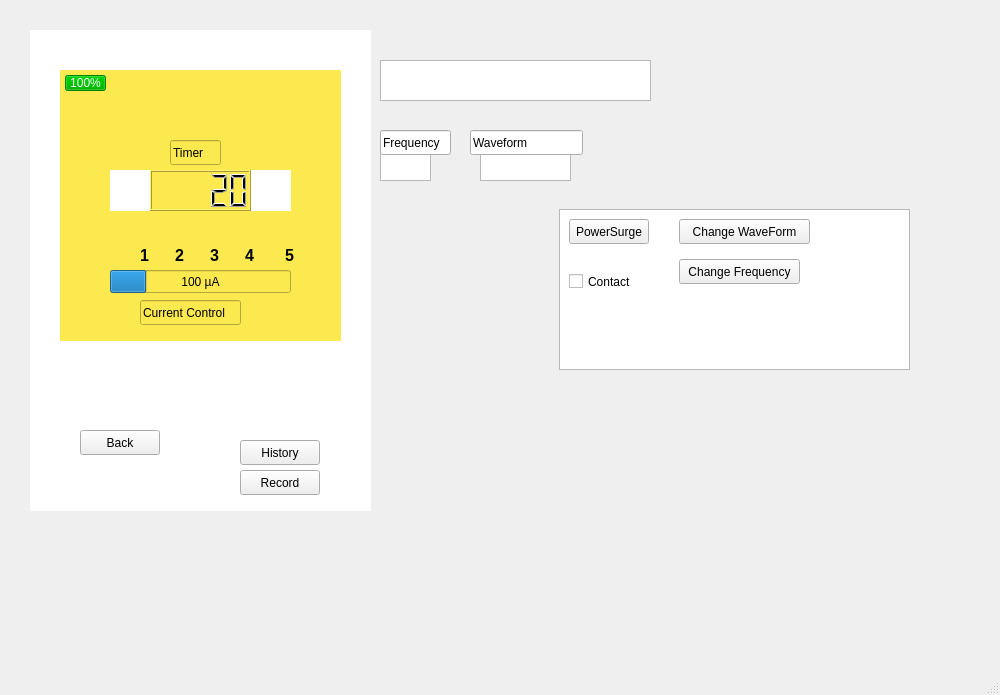
Old version of the form mainwindow.ui in the repository Hall-Andrew/CESDEVICE-3004FinalProject.
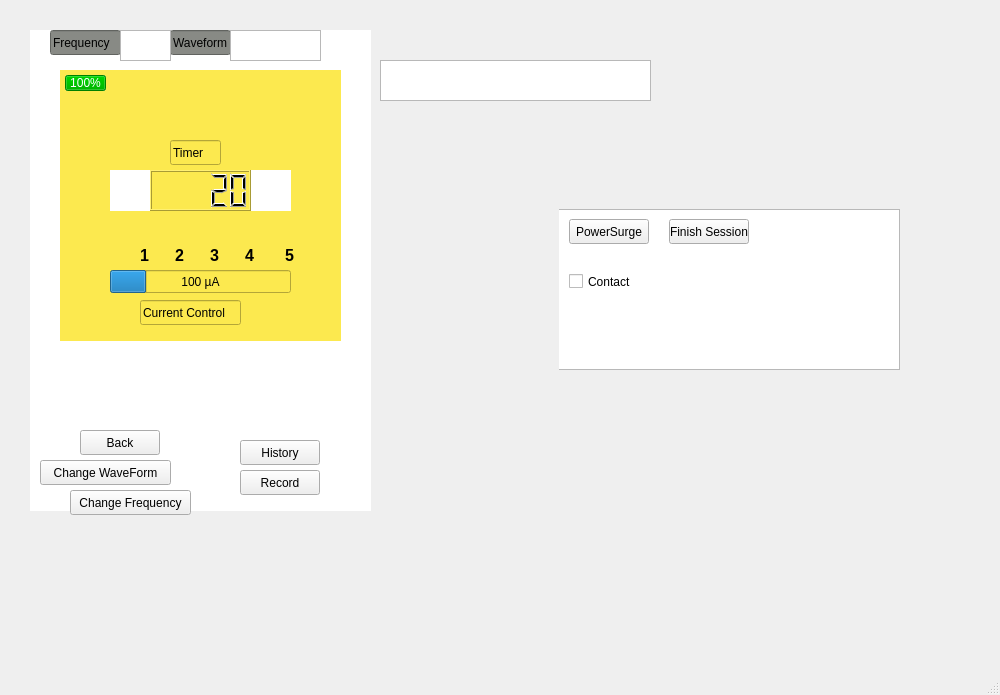
New version of the form. Icons and pictures are not drawn.

Commit message: added a finish session button

```diff
--- a/mainwindow.ui
+++ b/mainwindow.ui
@@ -499,35 +499,18 @@
      <string>History</string>
     </property>
    </widget>
-   <widget class="QTextEdit" name="Frequncy">
-    <property name="geometry">
-     <rect>
-      <x>380</x>
-      <y>150</y>
-      <width>51</width>
-      <height>31</height>
-     </rect>
-    </property>
-   </widget>
-   <widget class="QTextEdit" name="Waveform">
-    <property name="geometry">
-     <rect>
-      <x>480</x>
-      <y>150</y>
-      <width>91</width>
-      <height>31</height>
-     </rect>
-    </property>
-   </widget>
    <widget class="QLineEdit" name="lineEdit">
     <property name="geometry">
      <rect>
-      <x>380</x>
-      <y>130</y>
+      <x>50</x>
+      <y>30</y>
       <width>71</width>
       <height>25</height>
      </rect>
     </property>
+    <property name="styleSheet">
+     <string notr="true">background-color: rgb(136, 138, 133);</string>
+    </property>
     <property name="text">
      <string>Frequency</string>
     </property>
@@ -535,12 +518,15 @@
    <widget class="QLineEdit" name="lineEdit_2">
     <property name="geometry">
      <rect>
-      <x>470</x>
-      <y>130</y>
-      <width>113</width>
+      <x>170</x>
+      <y>30</y>
+      <width>61</width>
       <height>25</height>
      </rect>
     </property>
+    <property name="styleSheet">
+     <string notr="true">background-color: rgb(136, 138, 133);</string>
+    </property>
     <property name="text">
      <string>Waveform</string>
     </property>
@@ -588,7 +574,7 @@
     <widget class="QGraphicsView" name="graphicsView_2">
      <property name="geometry">
       <rect>
-       <x>0</x>
+       <x>-10</x>
        <y>0</y>
        <width>351</width>
        <height>161</height>
@@ -621,11 +607,25 @@
       <string>Contact</string>
      </property>
     </widget>
+    <widget class="QPushButton" name="FinishSesh">
+     <property name="geometry">
+      <rect>
+       <x>110</x>
+       <y>10</y>
+       <width>80</width>
+       <height>25</height>
+      </rect>
+     </property>
+     <property name="text">
+      <string>Finish Session</string>
+     </property>
+    </widget>
+   </widget>
     <widget class="QPushButton" name="ChangeWaveform">
      <property name="geometry">
       <rect>
-       <x>120</x>
-       <y>10</y>
+      <x>40</x>
+      <y>460</y>
        <width>131</width>
        <height>25</height>
       </rect>
@@ -637,8 +637,8 @@
     <widget class="QPushButton" name="ChangeFrequency">
      <property name="geometry">
       <rect>
-       <x>120</x>
-       <y>50</y>
+      <x>70</x>
+      <y>490</y>
        <width>121</width>
        <height>25</height>
       </rect>
@@ -647,6 +647,25 @@
       <string>Change Frequency</string>
      </property>
     </widget>
+   <widget class="QTextEdit" name="Frequncy">
+    <property name="geometry">
+     <rect>
+      <x>120</x>
+      <y>30</y>
+      <width>51</width>
+      <height>31</height>
+     </rect>
+    </property>
+   </widget>
+   <widget class="QTextEdit" name="Waveform">
+    <property name="geometry">
+     <rect>
+      <x>230</x>
+      <y>30</y>
+      <width>91</width>
+      <height>31</height>
+     </rect>
+    </property>
    </widget>
    <zorder>graphicsView</zorder>
    <zorder>TurnOnOffButton</zorder>
@@ -660,11 +679,13 @@
    <zorder>Record</zorder>
    <zorder>ErrorMessage</zorder>
    <zorder>RecordHistory</zorder>
-   <zorder>Frequncy</zorder>
-   <zorder>Waveform</zorder>
    <zorder>lineEdit</zorder>
    <zorder>lineEdit_2</zorder>
    <zorder>widget_3</zorder>
+   <zorder>ChangeWaveform</zorder>
+   <zorder>ChangeFrequency</zorder>
+   <zorder>Frequncy</zorder>
+   <zorder>Waveform</zorder>
   </widget>
   <widget class="QMenuBar" name="menubar">
    <property name="geometry">
```
Lines whose indentation alone changed are shown as unchanged. The commit also changes 2 other files.
